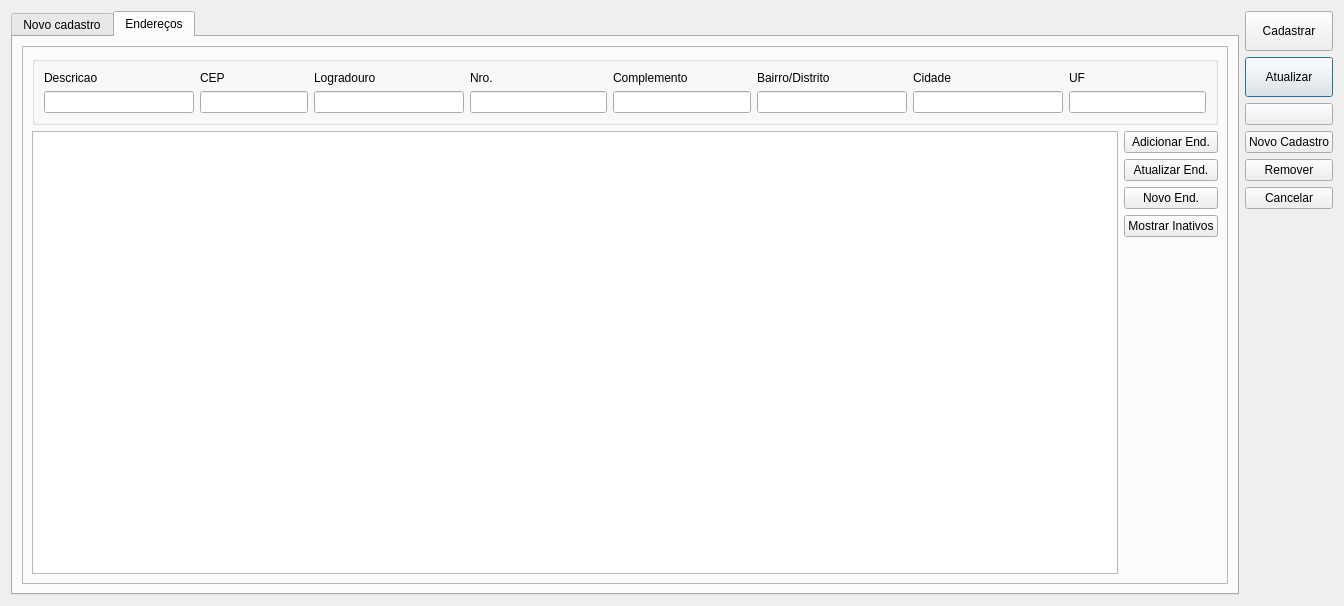
First picture: the form in cadastrocliente.ui, repository lellisls/ERP-STACCATO, before the edit.
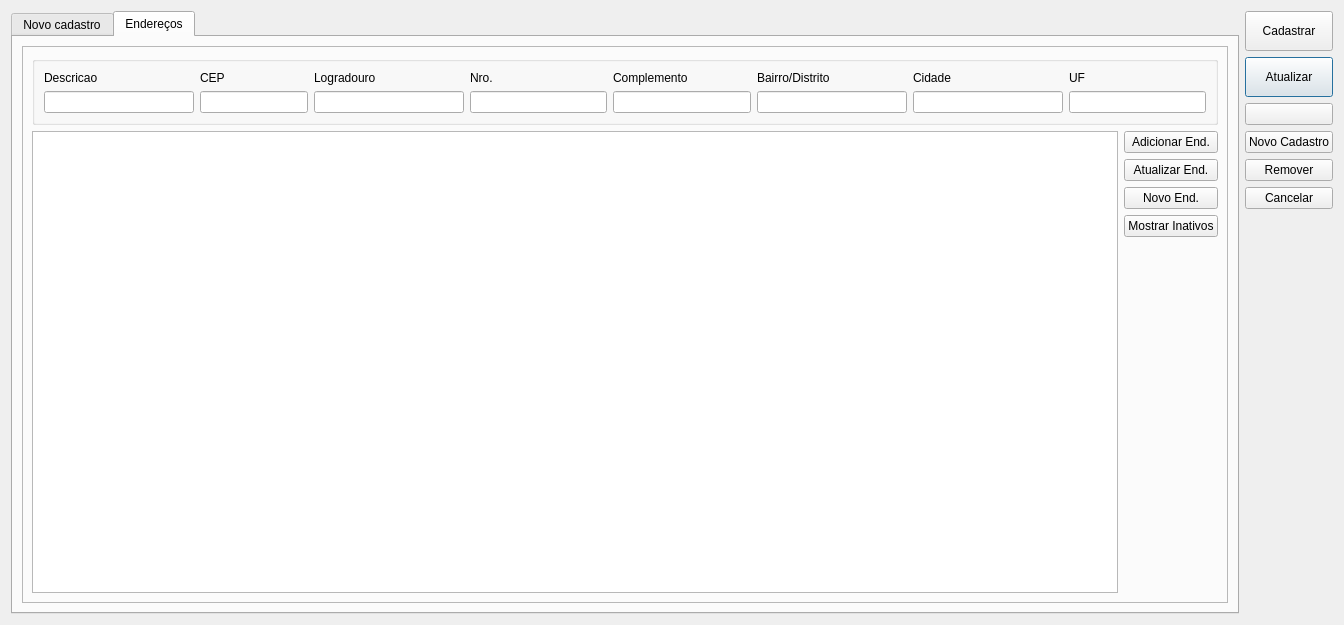
Second picture: the form after the edit. The open tabs and pages were chosen to show the change. Icons and pictures are not drawn. Custom widgets are drawn as their Qt base class.

Commit message: Alterações de propriedades da tabela de Endereços.

What changed in the file:
```diff
--- a/cadastrocliente.ui
+++ b/cadastrocliente.ui
@@ -10,7 +10,7 @@
     <x>0</x>
     <y>0</y>
     <width>1344</width>
-    <height>581</height>
+    <height>625</height>
    </rect>
   </property>
   <property name="windowTitle">
@@ -574,6 +574,9 @@
          <layout class="QGridLayout" name="gridLayout_21">
           <item row="1" column="0">
            <widget class="QTableView" name="tableView">
+            <property name="sizeAdjustPolicy">
+             <enum>QAbstractScrollArea::AdjustToContents</enum>
+            </property>
             <property name="editTriggers">
              <set>QAbstractItemView::NoEditTriggers</set>
             </property>
@@ -589,6 +592,9 @@
             <property name="selectionBehavior">
              <enum>QAbstractItemView::SelectRows</enum>
             </property>
+            <attribute name="horizontalHeaderStretchLastSection">
+             <bool>true</bool>
+            </attribute>
            </widget>
           </item>
           <item row="0" column="0" colspan="2">
```
